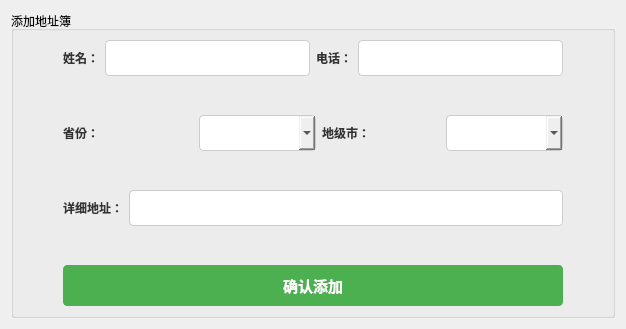
gfzyl/Parcel-System, file modules/user/add_address_book.ui: the form before one commit.
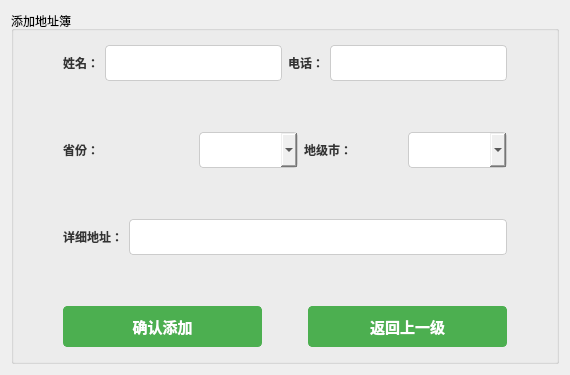
The form after the commit.

Patch:
```diff
--- a/modules/user/add_address_book.ui
+++ b/modules/user/add_address_book.ui
@@ -6,10 +6,16 @@
    <rect>
     <x>0</x>
     <y>0</y>
-    <width>626</width>
-    <height>329</height>
+    <width>570</width>
+    <height>375</height>
    </rect>
   </property>
+  <property name="maximumSize">
+   <size>
+    <width>1000000</width>
+    <height>16777215</height>
+   </size>
+  </property>
   <property name="windowTitle">
    <string>地址簿</string>
   </property>
@@ -117,14 +123,44 @@
       <item row="6" column="1">
        <layout class="QHBoxLayout" name="horizontalLayoutAddButton">
         <item>
-         <widget class="QPushButton" name="btn_add">
-          <property name="styleSheet">
-           <string notr="true"/>
-          </property>
-          <property name="text">
-           <string>确认添加</string>
-          </property>
-         </widget>
+         <layout class="QHBoxLayout" name="horizontalLayout">
+          <item>
+           <widget class="QPushButton" name="btn_add">
+            <property name="styleSheet">
+             <string notr="true"/>
+            </property>
+            <property name="text">
+             <string>确认添加</string>
+            </property>
+           </widget>
+          </item>
+          <item>
+           <spacer name="horizontalSpacer_3">
+            <property name="orientation">
+             <enum>Qt::Horizontal</enum>
+            </property>
+            <property name="sizeType">
+             <enum>QSizePolicy::Preferred</enum>
+            </property>
+            <property name="sizeHint" stdset="0">
+             <size>
+              <width>40</width>
+              <height>20</height>
+             </size>
+            </property>
+           </spacer>
+          </item>
+          <item>
+           <widget class="QPushButton" name="btn_return">
+            <property name="styleSheet">
+             <string notr="true"/>
+            </property>
+            <property name="text">
+             <string>返回上一级</string>
+            </property>
+           </widget>
+          </item>
+         </layout>
         </item>
        </layout>
       </item>
```
Left out of the diff: 80 changed lines with no effect on the pictures.
